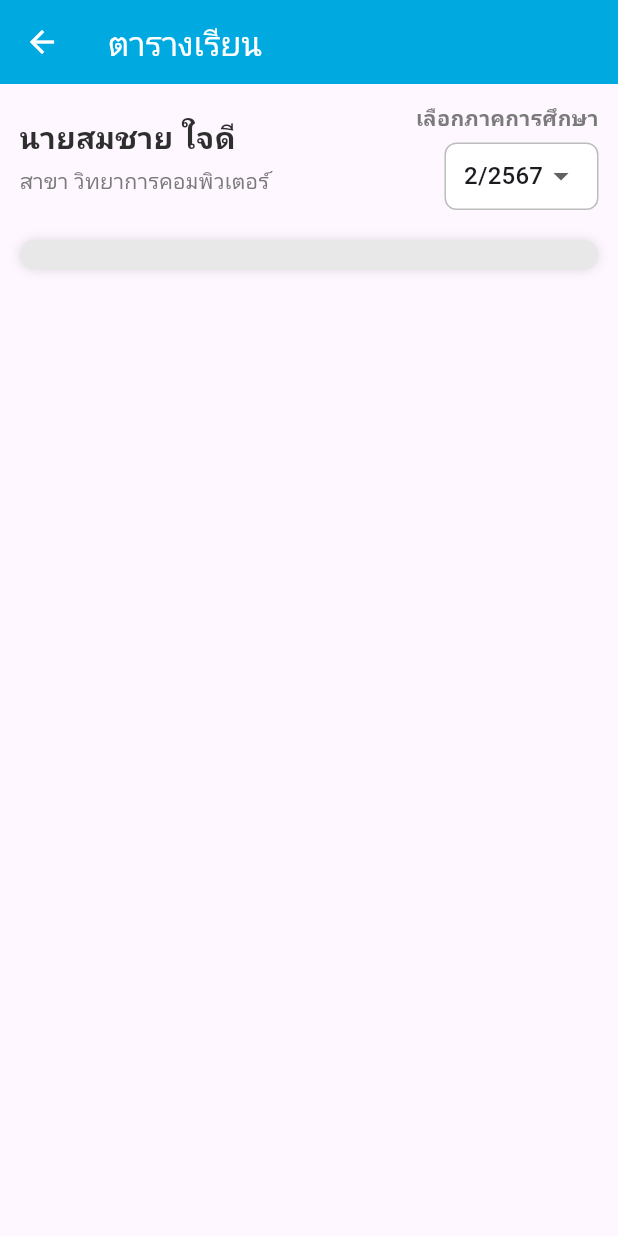
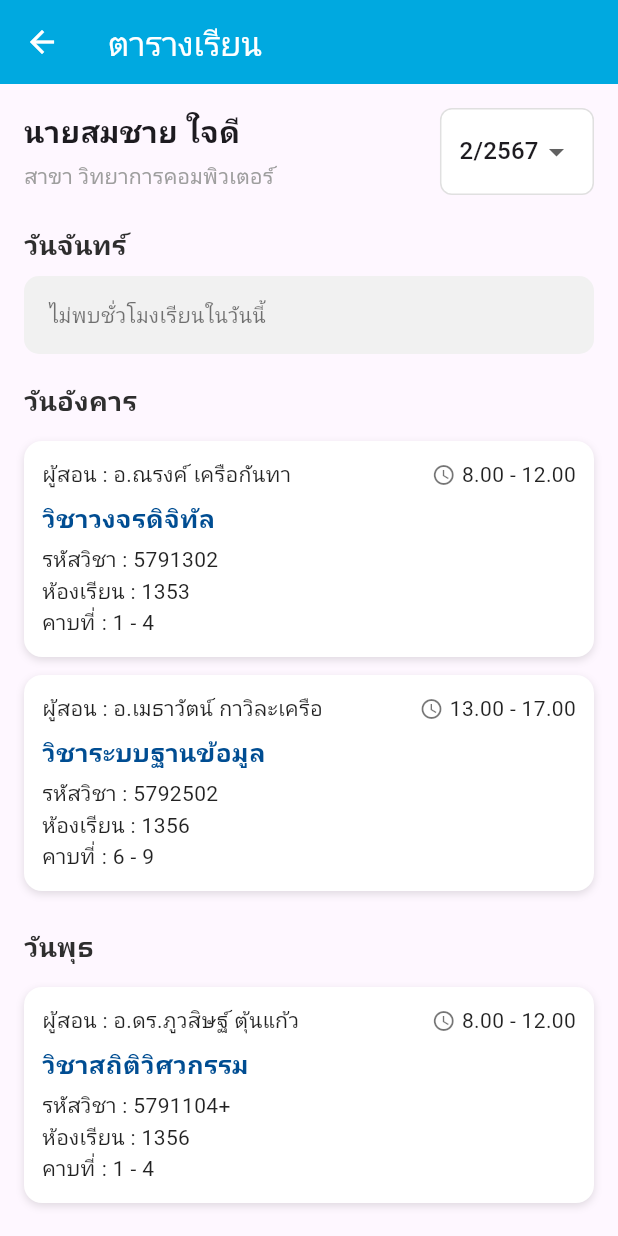
Before and after one commit to FoamNR/smartstuden, a Flutter app: the TimeTablePage screen opened directly, on a phone screen of 412 x 824 dp. Run offline on Flutter 3.47's test engine with Material 3 defaults, Android fonts, the phone set to English and light mode, and no system bars.

Commit message:
add day table

```diff
--- a/lib/screens/timetable.dart
+++ b/lib/screens/timetable.dart
@@ -9,8 +9,103 @@ class TimeTablePage extends StatefulWidget {
 }
 
 class _TimeTablePageState extends State<TimeTablePage> {
-  String? selectedYear = '2/2567'; // ค่าเริ่มต้น
+  String? selectedYear = '2/2567';
   final List<String> years = ['1/2567', '2/2567', '1/2568', '2/2568'];
+
+  Widget buildSubjectCard({
+    required String subjectName,
+    required String teacher,
+    required String time,
+    required String code,
+    required String room,
+    required String period,
+  }) {
+    return Container(
+      margin: const EdgeInsets.symmetric(vertical: 6),
+      padding: const EdgeInsets.all(12),
+      decoration: BoxDecoration(
+        color: Colors.white,
+        borderRadius: BorderRadius.circular(12),
+        boxShadow: const [
+          BoxShadow(
+            color: Colors.black12,
+            blurRadius: 4,
+            offset: Offset(0, 2),
+          ),
+        ],
+      ),
+      child: Column(
+        crossAxisAlignment: CrossAxisAlignment.start,
+        children: [
+          // อาจารย์และเวลา
+          Row(
+            mainAxisAlignment: MainAxisAlignment.spaceBetween,
+            children: [
+              Text(
+                'ผู้สอน : $teacher',
+                style: const TextStyle(color: Colors.black87),
+              ),
+              Row(
+                children: [
+                  const Icon(Icons.access_time, size: 16, color: Colors.black54),
+                  const SizedBox(width: 4),
+                  Text(
+                    time,
+                    style: const TextStyle(color: Colors.black87),
+                  ),
+                ],
+              ),
+            ],
+          ),
+          const SizedBox(height: 6),
+          Text(
+            subjectName,
+            style: const TextStyle(
+              fontSize: 17,
+              fontWeight: FontWeight.bold,
+              color: Color(0xFF004D92),
+            ),
+          ),
+          const SizedBox(height: 6),
+          Text('รหัสวิชา : $code', style: const TextStyle(color: Colors.black87)),
+          Text('ห้องเรียน : $room', style: const TextStyle(color: Colors.black87)),
+          Text('คาบที่ : $period', style: const TextStyle(color: Colors.black87)),
+        ],
+      ),
+    );
+  }
+
+  Widget buildDaySection(String day, List<Widget> subjects) {
+    return Container(
+      margin: const EdgeInsets.only(bottom: 18),
+      child: Column(
+        crossAxisAlignment: CrossAxisAlignment.start,
+        children: [
+          Text(
+            day,
+            style: const TextStyle(
+              fontSize: 18,
+              fontWeight: FontWeight.bold,
+              color: Color(0xFF2E2E2E),
+            ),
+          ),
+          const SizedBox(height: 8),
+          subjects.isNotEmpty
+              ? Column(children: subjects)
+              : Container(
+                  width: double.infinity,
+                  padding: const EdgeInsets.all(16),
+                  decoration: BoxDecoration(
+                    color: const Color(0xFFF1F1F1),
+                    borderRadius: BorderRadius.circular(10),
+                  ),
+                  child: const Text('ไม่พบชั่วโมงเรียนในวันนี้',
+                      style: TextStyle(color: Colors.black54)),
+                ),
+        ],
+      ),
+    );
+  }
 
   @override
   Widget build(BuildContext context) {
@@ -20,58 +115,38 @@ class _TimeTablePageState extends State<TimeTablePage> {
         systemOverlayStyle: const SystemUiOverlayStyle(
           statusBarColor: Colors.transparent,
           statusBarIconBrightness: Brightness.light,
-          statusBarBrightness: Brightness.dark,
         ),
         iconTheme: const IconThemeData(color: Colors.white),
         title: const Text('ตารางเรียน', style: TextStyle(color: Colors.white)),
       ),
       body: SingleChildScrollView(
-        padding: const EdgeInsets.all(13),
+        padding: const EdgeInsets.all(16),
         child: Column(
           children: [
+            // ส่วนหัวนักศึกษา + dropdown
             Row(
               mainAxisAlignment: MainAxisAlignment.spaceBetween,
-              crossAxisAlignment: CrossAxisAlignment.center,
               children: [
-                // ข้อมูลนักศึกษา
                 Column(
                   crossAxisAlignment: CrossAxisAlignment.start,
                   children: const [
                     Text(
                       'นายสมชาย ใจดี',
-                      style: TextStyle(
-                        fontSize: 20,
-                        color: Color(0xFF2E2E2E),
-                        fontWeight: FontWeight.w700,
-                      ),
+                      style:
+                          TextStyle(fontSize: 20, fontWeight: FontWeight.bold),
                     ),
                     SizedBox(height: 4),
-                    Text(
-                      'สาขา วิทยาการคอมพิวเตอร์',
-                      style: TextStyle(color: Color(0xFF7A7A7A), fontSize: 14),
-                    ),
+                    Text('สาขา วิทยาการคอมพิวเตอร์',
+                        style: TextStyle(color: Colors.grey)),
                   ],
                 ),
-
-                // Dropdown ปีการศึกษา
-                Column(
-                  crossAxisAlignment: CrossAxisAlignment.end,
-                  children: [
-                    const Text(
-                      'เลือกภาคการศึกษา',
-                      style: TextStyle(
-                        color: Color(0xFF7A7A7A),
-                        fontWeight: FontWeight.bold,
-                      ),
-                    ),
-                    const SizedBox(height: 6),
                 Container(
-                      height: 45,
-                      padding: const EdgeInsets.symmetric(horizontal: 12),
+                  padding:
+                      const EdgeInsets.symmetric(horizontal: 12, vertical: 4),
                   decoration: BoxDecoration(
+                    color: Colors.white,
+                    border: Border.all(color: Colors.grey.shade300),
                     borderRadius: BorderRadius.circular(8),
-                        border: Border.all(color: Colors.grey.shade400),
-                        color: Colors.white,
                   ),
                   child: DropdownButtonHideUnderline(
                     child: DropdownButton<String>(
@@ -79,39 +154,72 @@ class _TimeTablePageState extends State<TimeTablePage> {
                       items: years.map((String year) {
                         return DropdownMenuItem<String>(
                           value: year,
-                              child: Text(
-                                year,
-                                style: const TextStyle(fontSize: 16),
-                              ),
+                          child: Text(year),
                         );
                       }).toList(),
                       onChanged: (String? newValue) {
-                            setState(() {
-                              selectedYear = newValue;
-                            });
+                        setState(() => selectedYear = newValue);
                       },
                     ),
                   ),
                 ),
               ],
             ),
-              ],
+
+            const SizedBox(height: 20),
+
+            // ตารางเรียนแต่ละวัน
+            buildDaySection('วันจันทร์', []),
+            buildDaySection('วันอังคาร', [
+              buildSubjectCard(
+                subjectName: 'วิชาวงจรดิจิทัล',
+                teacher: 'อ.ณรงค์ เครือกันทา',
+                time: '8.00 - 12.00',
+                code: '5791302',
+                room: '1353',
+                period: '1 - 4',
               ),
-            SizedBox(height: 20),
-            Container(
-              padding: EdgeInsets.all(10),
-              decoration: BoxDecoration(
-                color: const Color.fromARGB(255, 232, 232, 232),
-                borderRadius: BorderRadius.circular(10),
-                boxShadow: [
-                  BoxShadow(
-                    color: Colors.black12,
-                    blurRadius: 6,
-                    offset: Offset(0, 0),
+              buildSubjectCard(
+                subjectName: 'วิชาระบบฐานข้อมูล',
+                teacher: 'อ.เมธาวัตน์ กาวิละเครือ',
+                time: '13.00 - 17.00',
+                code: '5792502',
+                room: '1356',
+                period: '6 - 9',
               ),
-                ],
+            ]),
+            buildDaySection('วันพุธ', [
+              buildSubjectCard(
+                subjectName: 'วิชาสถิติวิศวกรรม',
+                teacher: 'อ.ดร.ภูวสิษฐ์ ตุ้นแก้ว',
+                time: '8.00 - 12.00',
+                code: '5791104+',
+                room: '1356',
+                period: '1 - 4',
               ),
+            ]),
+            buildDaySection('วันพฤหัสบดี', [
+              buildSubjectCard(
+                subjectName:
+                    'วิชาพลเมืองเข้มแข็งและการต่อต้านการทุจริต',
+                teacher: 'อ.ไกรสร คำพูล',
+                time: '8.00 - 12.00',
+                code: '---',
+                room: '---',
+                period: '---',
               ),
+            ]),
+            buildDaySection('วันศุกร์', [
+              buildSubjectCard(
+                subjectName:
+                    'วิชาพลเมืองเข้มแข็งและการต่อต้านการทุจริต',
+                teacher: 'อ.ไกรสร คำพูล',
+                time: '8.00 - 12.00',
+                code: '---',
+                room: '---',
+                period: '---',
+              ),
+            ]),
           ],
         ),
       ),
```
Lines whose indentation alone changed are shown as unchanged.
